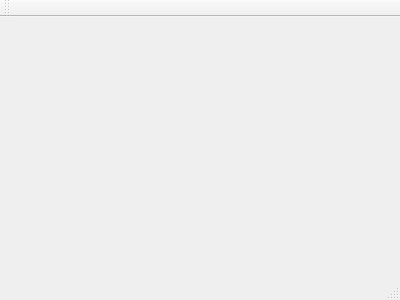
This is tools/AssetManager/assetmanager.ui in AtomicNibble/PulpEngine as Qt 5 draws it before an edit. The edited form follows.
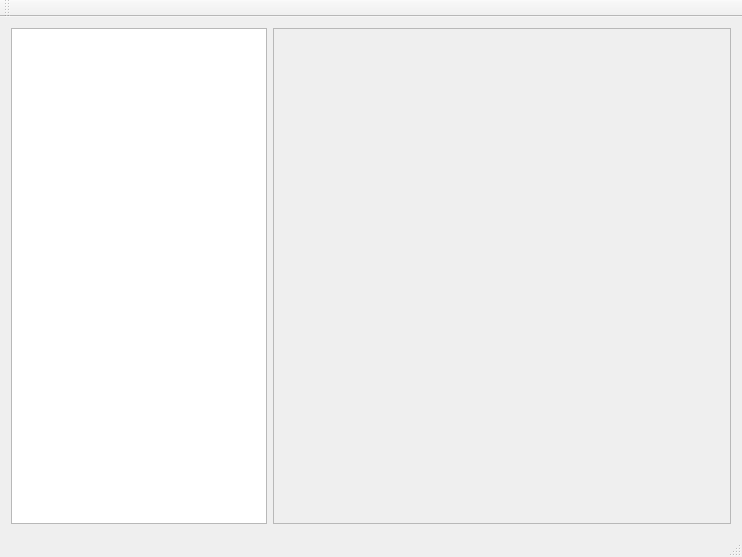
This is the edited form.

```diff
--- a/tools/AssetManager/assetmanager.ui
+++ b/tools/AssetManager/assetmanager.ui
@@ -1,24 +1,68 @@
 <ui version="4.0">
  <class>AssetManager</class>
- <widget class="QMainWindow" name="AssetManager" >
-  <property name="geometry" >
+ <widget class="QMainWindow" name="AssetManager">
+  <property name="geometry">
    <rect>
     <x>0</x>
     <y>0</y>
-    <width>400</width>
-    <height>300</height>
+    <width>742</width>
+    <height>557</height>
    </rect>
   </property>
   <property name="windowTitle" >
    <string>AssetManager</string>
   </property>
-  <widget class="QMenuBar" name="menuBar" />
-  <widget class="QToolBar" name="mainToolBar" />
-  <widget class="QWidget" name="centralWidget" />
-  <widget class="QStatusBar" name="statusBar" />
+  <widget class="QWidget" name="centralWidget">
+   <layout class="QGridLayout" name="gridLayout">
+    <item row="0" column="0">
+     <widget class="QTreeView" name="treeView"/>
+    </item>
+    <item row="0" column="1">
+     <widget class="QScrollArea" name="scrollArea">
+      <property name="sizePolicy">
+       <sizepolicy hsizetype="Expanding" vsizetype="Expanding">
+        <horstretch>2</horstretch>
+        <verstretch>0</verstretch>
+       </sizepolicy>
+      </property>
+      <property name="widgetResizable">
+       <bool>true</bool>
+      </property>
+      <widget class="QWidget" name="scrollAreaWidgetContents">
+       <property name="geometry">
+        <rect>
+         <x>0</x>
+         <y>0</y>
+         <width>460</width>
+         <height>485</height>
+        </rect>
+       </property>
+      </widget>
+     </widget>
+    </item>
+   </layout>
+  </widget>
+  <widget class="QMenuBar" name="menuBar">
+   <property name="geometry">
+    <rect>
+     <x>0</x>
+     <y>0</y>
+     <width>742</width>
+     <height>21</height>
+    </rect>
+   </property>
+  </widget>
+  <widget class="QToolBar" name="mainToolBar">
+   <attribute name="toolBarArea">
+    <enum>TopToolBarArea</enum>
+   </attribute>
+   <attribute name="toolBarBreak">
+    <bool>false</bool>
+   </attribute>
+  </widget>
+  <widget class="QStatusBar" name="statusBar"/>
  </widget>
- <layoutDefault spacing="6" margin="11" />
- <pixmapfunction></pixmapfunction>
+ <layoutdefault spacing="6" margin="11"/>
  <resources/>
  <connections/>
 </ui>
```
Left out of the diff: 3 changed lines with no effect on the pictures.
